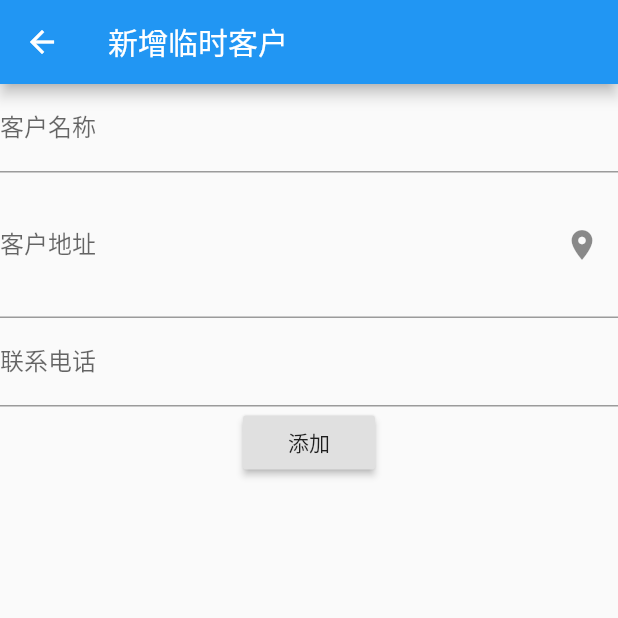
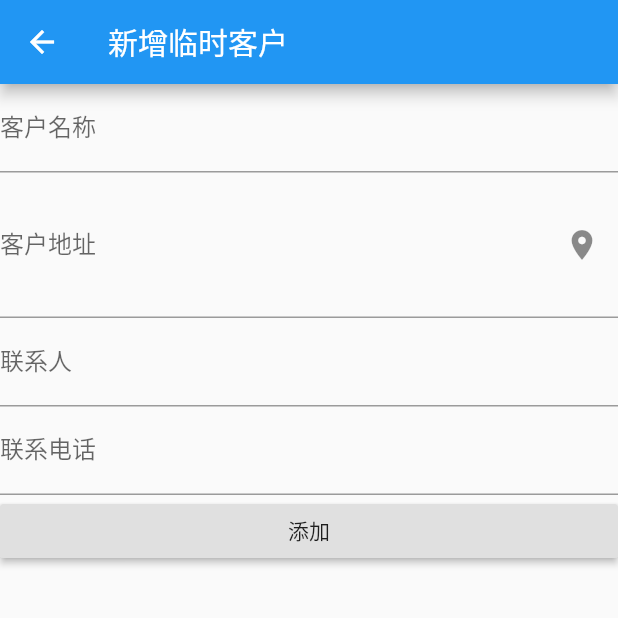
Before and after one commit to tkkhy/susao_deliver_app, a Flutter app: the NewShopPage screen opened by its route, on a phone screen of 412 x 824 dp, the top half of it. Run offline on Flutter 3.47's test engine with Material 2 defaults, Android fonts, the light colour scheme and no system bars; our stand-ins replace cookie_jar, dio, dio_cookie_manager, fluro, flutter_screenutil, flutter_spinkit and 2 more; missing offline and left inert: flustars, flutter_baidu_map, geo, select_dialog.

Commit message:
订单系统完成

```diff
--- a/lib/pages/shop/new_shop_page.dart
+++ b/lib/pages/shop/new_shop_page.dart
@@ -14,6 +14,7 @@
 class _NewShopState extends State<NewShopPage> {
   TextEditingController _shopNameCtl = new TextEditingController();
   TextEditingController _shopLocationCtl = new TextEditingController();
+  TextEditingController _shopContactCtl = new TextEditingController();
   TextEditingController _shopPhoneNumberCtl = new TextEditingController();
   double _latitude;
   double _longitude;
@@ -25,8 +26,7 @@
       appBar: AppBar(
         title: Text('新增临时客户'),
       ),
-      body: Column(
-        mainAxisAlignment: MainAxisAlignment.start,
+      body: ListView(
         children: <Widget>[
           TextField(
             controller: this._shopNameCtl,
@@ -45,6 +45,13 @@
                 icon: Icon(Icons.location_on),
                 onPressed: getShopLocation,
               )
+            ),
+          ),
+          TextField(
+            controller: this._shopContactCtl,
+            keyboardType: TextInputType.text,
+            decoration: InputDecoration(
+              labelText: '联系人'
             ),
           ),
           TextField(
@@ -80,7 +87,9 @@
         'longitude': _longitude,
         'latitude': _latitude,
         'address': _shopLocationCtl.text,
-        'shopType': '0'
+        'shopType': '0',
+        'contact': _shopContactCtl.text,
+        'phoneNumber': _shopPhoneNumberCtl.text
       },
       (rj) {
         Routes.router.navigateTo(context, '/shop?shopId=${rj.result['id'].toString()}'
--- a/lib/router.dart
+++ b/lib/router.dart
@@ -44,7 +44,7 @@
         products.add(ShopProduct.fromJson(jo));
       }
 
-      var joOtherProducts = jsonDecode(params['others']?.first);
+      var joOtherProducts = jsonDecode((params['others']?.first)??'[]');
       List<ShopProduct> others = new List();
       for (var jo in joOtherProducts) {
         others.add(ShopProduct.fromJson(jo));
--- a/pubspec.yaml
+++ b/pubspec.yaml
@@ -36,7 +36,7 @@
   geo: ^0.2.4
   url_launcher: ^5.2.5
   badges: ^1.1.0
-
+  select_dialog: 1.0.6+1
 
 
 dev_dependencies:
```
Also changed, not shown: lib/pages/shop/note/note_edit.dart (+27 -1 lines), lib/pages/shop/note/note_product.dart (+14 -18 lines), lib/pages/shop/shop_page.dart (+10 -1 lines).
